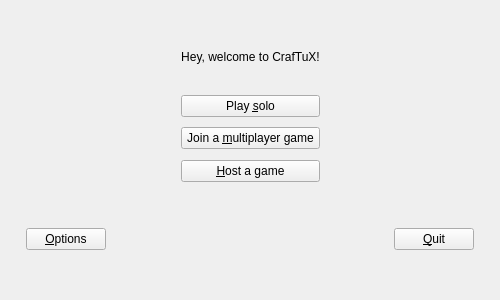
Before: the Qt Designer form src/gui/CraftuxHome.ui in Glycaa/CrafTuX, drawn with Qt 5.
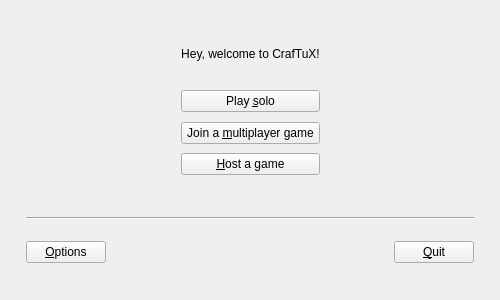
After: the same form once the commit is applied.

Patch:
```diff
--- a/src/gui/CraftuxHome.ui
+++ b/src/gui/CraftuxHome.ui
@@ -172,6 +172,26 @@
        </item>
       </layout>
      </item>
+     <item>
+      <spacer name="verticalSpacer">
+       <property name="orientation">
+        <enum>Qt::Vertical</enum>
+       </property>
+       <property name="sizeHint" stdset="0">
+        <size>
+         <width>20</width>
+         <height>40</height>
+        </size>
+       </property>
+      </spacer>
+     </item>
+     <item>
+      <widget class="Line" name="line">
+       <property name="orientation">
+        <enum>Qt::Horizontal</enum>
+       </property>
+      </widget>
+     </item>
      <item>
       <spacer name="middleVerticalSpacer">
        <property name="orientation">
@@ -183,7 +203,7 @@
        <property name="sizeHint" stdset="0">
         <size>
          <width>20</width>
-         <height>40</height>
+         <height>20</height>
         </size>
        </property>
       </spacer>
@@ -227,7 +247,7 @@
        <property name="sizeHint" stdset="0">
         <size>
          <width>20</width>
-         <height>40</height>
+         <height>30</height>
         </size>
        </property>
       </spacer>
```
